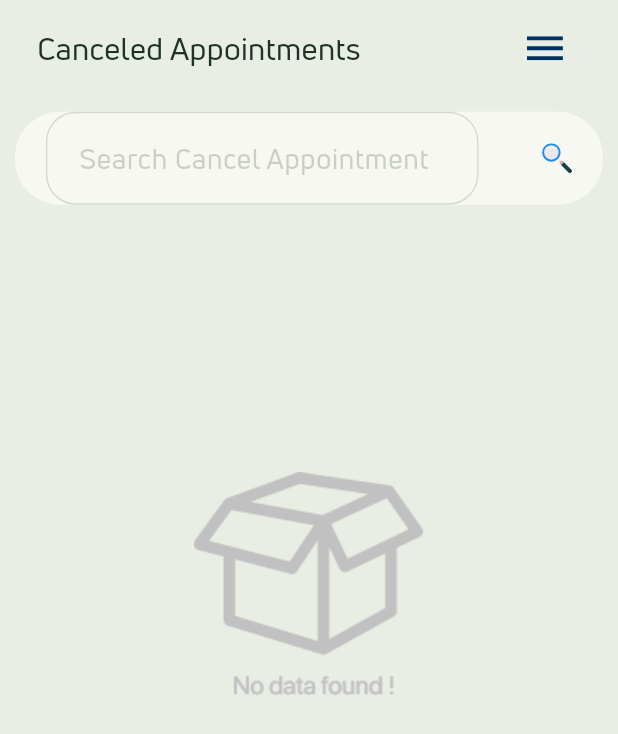
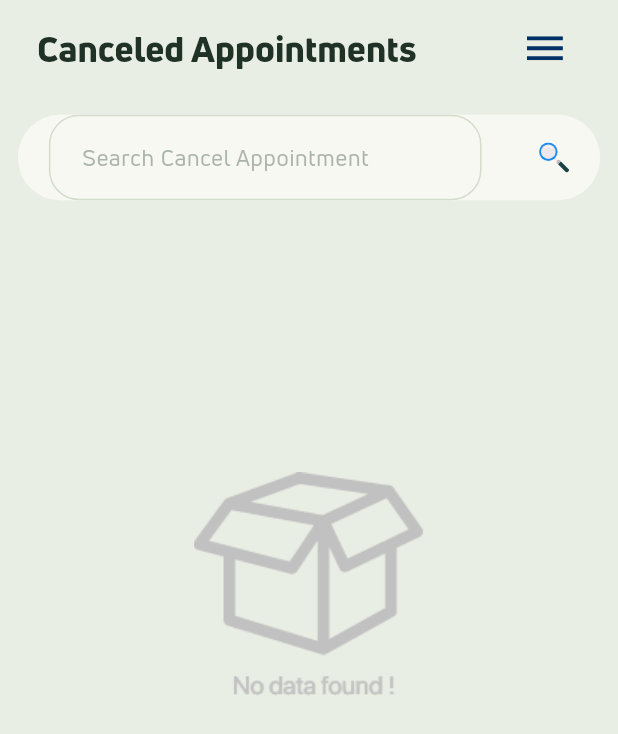
Before and after one commit to subgit9-a11y/docv1, a Flutter app: the CancelAppointmentScreen screen opened by its route, on a phone screen of 412 x 824 dp. Shown: the top 734 px of the screen. Run offline on Flutter 3.47's test engine with Material 3 defaults, Android fonts, the phone set to English and light mode, and no system bars; our stand-ins replace audioplayers, cached_network_image, cloud_firestore, connectivity_plus, country_picker, dio and 27 more; missing offline and left inert: agora_rtc_engine, pip_view, record, syncfusion_flutter_pdfviewer; accounts and stored records are empty; generated files the repository leaves out were written again; network calls fail; project files that could hold a hidden picture were left out.

Commit message:
UX audit pass 2: bring cancel_appointment.dart onto the Osler kit
Explicitly flagged in AGENTS.md as one of the highest-traffic screens
using zero Osler widgets. Visual-only changes, no behavior/view-model
changes (this screen is tightly bound to a network-backed ViewModel with
no existing test coverage, so the diff stays surgical rather than a
rewrite):

- Header title and search hint moved from width-relative fontSize:
  literals to Theme.of(context).textTheme styles.
- Raw BorderRadius.circular(30/15/10) replaced with AyurezeTheme's named
  radius scale (radius2xl/radiusMd).
- Raw EdgeInsets.all(10/15) replaced with AyurezeTheme's spacing scale.
- The appointment row's hand-rolled Card swapped for OslerCard, matching
  every other list card in the app.
- Loading spinner now uses the brand color instead of Flutter's default.
- Search hint contrast bumped from 30% to 50% alpha on textSecondary -
  the original was low enough to be barely legible as a hint.

204/204 tests passing, 0 analyzer errors/warnings, dart format clean.

Co-Authored-By: Claude Sonnet 5 <noreply@anthropic.com>
Claude-Session: https://claude.ai/code/session_017SbDy8BpM1GNs7r7A7awx7

```diff
--- a/lib/features/appointments/cancel_appointment.dart
+++ b/lib/features/appointments/cancel_appointment.dart
@@ -8,6 +8,7 @@ import 'package:doctro/models/CancelAppointment.dart';
 import 'package:flutter/material.dart';
 import 'package:flutter_svg/flutter_svg.dart';
 import 'package:doctro/widgets/modern_drawer.dart';
+import 'package:doctro/widgets/osler_card.dart';
 import 'package:intl/intl.dart';
 import 'package:provider/provider.dart';
 import 'package:doctro/features/appointments/view_models/cancel_appointment_view_model.dart';
@@ -71,17 +72,18 @@ class _CancelAppointmentScreen extends State<CancelAppointmentScreen> {
                                     crossAxisAlignment:
                                         CrossAxisAlignment.start,
                                     children: [
-                                      Container(
-                                        child: Text(
+                                      Text(
                                         getTranslated(
                                                 context,
                                                 AppString
                                                     .cancel_appointment_heading)
                                             .toString(),
-                                          style: TextStyle(
-                                              fontSize: width * 0.05,
-                                              color: AyurezeTheme.textPrimary),
-                                        ),
+                                        style: Theme.of(context)
+                                            .textTheme
+                                            .headlineMedium
+                                            ?.copyWith(
+                                                color:
+                                                    AyurezeTheme.textPrimary),
                                       ),
                                     ],
                                   ),
@@ -105,11 +107,12 @@ class _CancelAppointmentScreen extends State<CancelAppointmentScreen> {
                         ),
                         Container(
                           margin: EdgeInsets.only(top: height * 0.01),
-                          padding: EdgeInsets.all(10),
+                          padding: const EdgeInsets.all(AyurezeTheme.spaceMd),
                           child: Card(
                             color: AyurezeTheme.surface,
                             shape: RoundedRectangleBorder(
-                              borderRadius: BorderRadius.circular(30),
+                              borderRadius:
+                                  BorderRadius.circular(AyurezeTheme.radius2xl),
                             ),
                             child: Container(
                                 alignment: AlignmentDirectional.center,
@@ -132,10 +135,13 @@ class _CancelAppointmentScreen extends State<CancelAppointmentScreen> {
                                                   AppString
                                                       .search_cancel_appointment)
                                               .toString(),
-                                          hintStyle: TextStyle(
-                                            fontSize: width * 0.045,
-                                            color: AyurezeTheme.textSecondary
-                                                .withValues(alpha: 0.3),
+                                          hintStyle: Theme.of(context)
+                                              .textTheme
+                                              .bodyLarge
+                                              ?.copyWith(
+                                                color: AyurezeTheme
+                                                    .textSecondary
+                                                    .withValues(alpha: 0.5),
                                               ),
                                         ),
                                         textAlign: TextAlign.left,
@@ -153,7 +159,9 @@ class _CancelAppointmentScreen extends State<CancelAppointmentScreen> {
                         ),
                       ]))),
               body: viewModel.isLoading
-                  ? Center(child: CircularProgressIndicator())
+                  ? Center(
+                      child: CircularProgressIndicator(
+                          color: AyurezeTheme.healingGreenFill))
                   : GestureDetector(
                       behavior: HitTestBehavior.opaque,
                       onTap: () {
@@ -176,7 +184,8 @@ class _CancelAppointmentScreen extends State<CancelAppointmentScreen> {
                                   : Container(
                                       color: AyurezeTheme.surfaceMuted,
                                       width: width * 1.0,
-                                      padding: EdgeInsets.all(15),
+                                      padding: const EdgeInsets.all(
+                                          AyurezeTheme.spaceLg),
                                       child: Row(
                                         mainAxisAlignment:
                                             MainAxisAlignment.spaceBetween,
@@ -200,9 +209,12 @@ class _CancelAppointmentScreen extends State<CancelAppointmentScreen> {
                                           ),
                                           Text(
                                             "${getTranslated(context, AppString.cancel_appointment_length)} ${viewModel.cancelAppointmentReq.length} ",
-                                            style: TextStyle(
-                                                fontSize: 13,
-                                                color: AyurezeTheme.forestDeep),
+                                            style: Theme.of(context)
+                                                .textTheme
+                                                .bodySmall
+                                                ?.copyWith(
+                                                    color: AyurezeTheme
+                                                        .forestDeep),
                                           ),
                                         ],
                                       ),
@@ -293,10 +305,8 @@ class _CancelAppointmentScreen extends State<CancelAppointmentScreen> {
                   margin:
                       EdgeInsets.only(left: width * 0.02, right: width * 0.02),
                   height: 100,
-                  child: Card(
-                      shape: RoundedRectangleBorder(
-                        borderRadius: BorderRadius.circular(15.0),
-                      ),
+                  child: OslerCard(
+                      padding: EdgeInsets.zero,
                       child: Column(children: <Widget>[
                         Container(
                           child: ListTile(
@@ -305,7 +315,8 @@ class _CancelAppointmentScreen extends State<CancelAppointmentScreen> {
                               height: 70,
                               width: 60,
                               child: ClipRRect(
-                                borderRadius: BorderRadius.circular(10),
+                                borderRadius: BorderRadius.circular(
+                                    AyurezeTheme.radiusMd),
                                 child: Container(
                                     decoration: BoxDecoration(
                                         image: DecorationImage(
```
Lines whose indentation alone changed are shown as unchanged.
